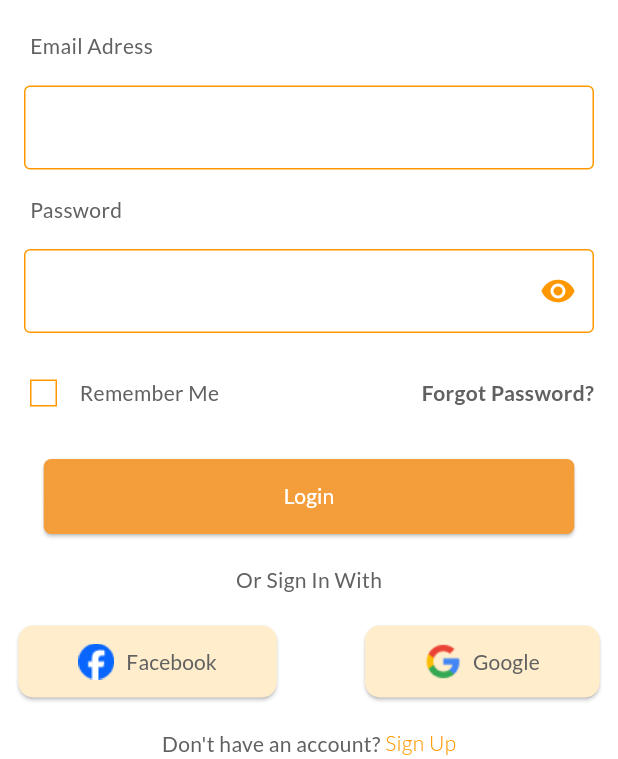
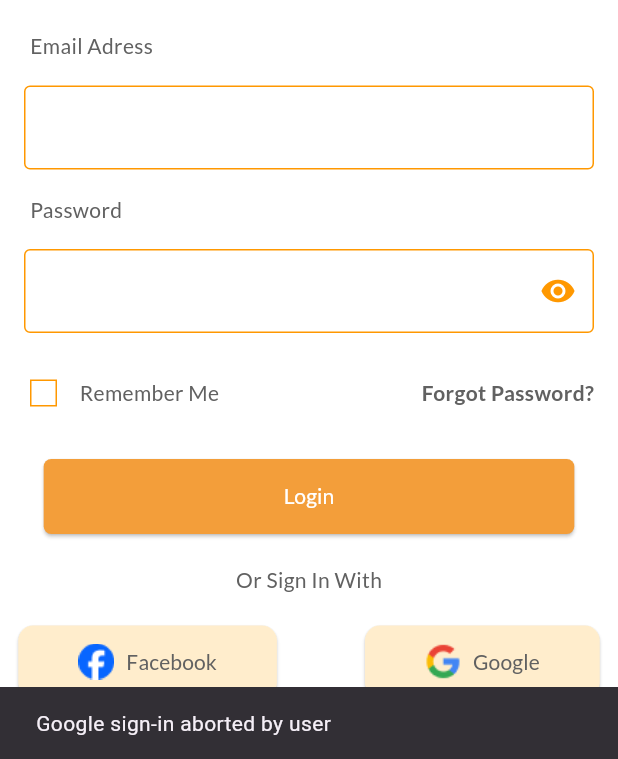
Before and after one commit to nugaysamil/news_app, a Flutter app: the screen it shows after launch, after a tap on "Google", on a phone screen of 412 x 824 dp, the part 477-1236 px from its top. Run offline on Flutter 3.47's test engine with Material 3 defaults, Android fonts, the phone set to English and light mode, and no system bars; our stand-ins replace firebase_auth, firebase_core, google_fonts, google_sign_in; accounts and stored records are empty.

Commit message:
google sign in added

```diff
--- a/lib/feature/login/login_screen.dart
+++ b/lib/feature/login/login_screen.dart
@@ -1,5 +1,6 @@
 import 'package:flutter/material.dart';
 import 'package:google_fonts/google_fonts.dart';
+import 'package:news_app/feature/view_model/login/login_view_model.dart';
 import 'package:news_app/product/generation/assets.gen.dart';
 import 'package:news_app/product/generation/colors.gen.dart';
 import 'package:news_app/product/init/theme/app_font_style.dart';
@@ -98,7 +99,7 @@ class _FacebookAndGoogle extends StatelessWidget {
             text: StringConstant.google,
             iconPath: Assets.icons.google.path,
             backgroundColor: Colors.orange[50],
-            onPressed: () {},
+            onPressed: () => LoginViewModel.signInWithGoogle(context),
           ),
         ],
       ),
--- /dev/null
+++ b/lib/feature/view_model/login/login_view_model.dart
@@ -0,0 +1,31 @@
+import 'package:flutter/material.dart';
+import 'package:google_sign_in/google_sign_in.dart';
+import 'package:firebase_auth/firebase_auth.dart';
+import 'package:news_app/product/utility/constant/string_constant.dart';
+import 'package:news_app/product/utility/error_handler.dart';
+
+final class LoginViewModel {
+  static Future<UserCredential?> signInWithGoogle(BuildContext context) async {
+    try {
+      final GoogleSignInAccount? googleUser = await GoogleSignIn().signIn();
+
+      if (googleUser == null) {
+        ErrorHandler.showError(context, StringConstant.abortedByUser);
+        return null;
+      }
+
+      final GoogleSignInAuthentication googleAuth =
+          await googleUser.authentication;
+
+      final AuthCredential credential = GoogleAuthProvider.credential(
+        accessToken: googleAuth.accessToken,
+        idToken: googleAuth.idToken,
+      );
+
+      return await FirebaseAuth.instance.signInWithCredential(credential);
+    } catch (e) {
+      ErrorHandler.showError(context, StringConstant.errorDuring);
+      return null;
+    }
+  }
+}
--- a/lib/main.dart
+++ b/lib/main.dart
@@ -1,7 +1,9 @@
 import 'package:flutter/material.dart';
 import 'package:news_app/feature/login/login_screen.dart';
+import 'package:news_app/product/init/application_init.dart';
 
-void main() {
+Future<void> main() async {
+  await ApplicationInitialize.init();
   runApp(const MyApp());
 }
 
--- /dev/null
+++ b/lib/product/init/application_init.dart
@@ -0,0 +1,20 @@
+import 'package:flutter/material.dart';
+import 'package:flutter/services.dart';
+import 'package:firebase_core/firebase_core.dart';
+import 'package:news_app/firebase_options.dart';
+
+// Project initialization
+@immutable
+final class ApplicationInitialize {
+  const ApplicationInitialize._();
+  static Future<void> init() async {
+    WidgetsFlutterBinding.ensureInitialized();
+
+    // Project Firebase initialization
+    await Firebase.initializeApp(
+      options: DefaultFirebaseOptions.currentPlatform,
+    );
+
+    await SystemChrome.setPreferredOrientations([DeviceOrientation.portraitUp]);
+  }
+}
--- a/lib/product/utility/constant/string_constant.dart
+++ b/lib/product/utility/constant/string_constant.dart
@@ -33,4 +33,8 @@ final class StringConstant {
   static final facebook = 'Facebook';
 
   static final google = 'Google';
+
+  static final errorDuring = 'Error during Google sign-in';
+
+  static final abortedByUser = 'Google sign-in aborted by user';
 }
--- /dev/null
+++ b/lib/product/utility/error_handler.dart
@@ -0,0 +1,9 @@
+import 'package:flutter/material.dart';
+
+class ErrorHandler {
+  static void showError(BuildContext context, String message) {
+    ScaffoldMessenger.of(context).showSnackBar(
+      SnackBar(content: Text(message)),
+    );
+  }
+}
--- a/pubspec.yaml
+++ b/pubspec.yaml
@@ -31,7 +31,11 @@ dependencies:
   cached_network_image: ^3.3.1
 
   cupertino_icons: ^1.0.6
+
+  #Firebase
+  firebase_auth: ^5.1.0
   firebase_core: ^3.1.0
+  google_sign_in: ^6.2.1
 
 dev_dependencies:
   flutter_test:
```
Also changed, not shown: pubspec.lock, 8 other files.
